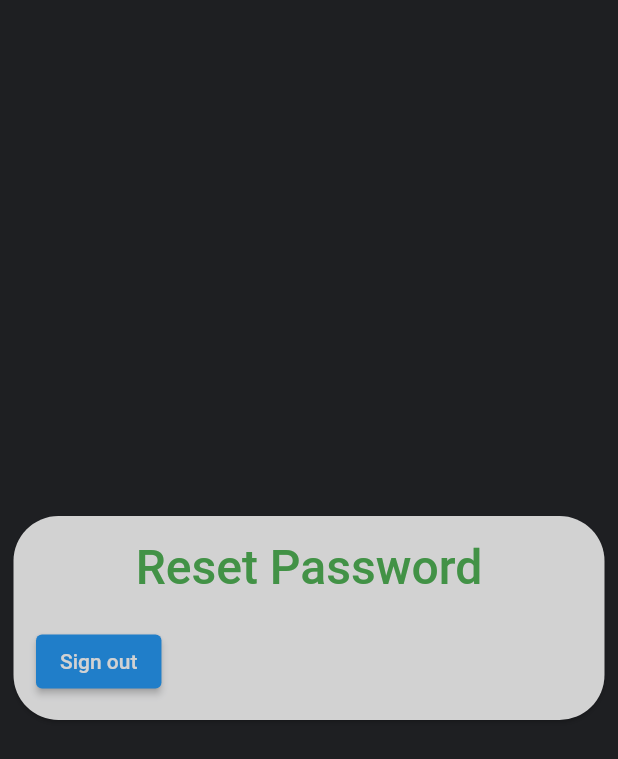
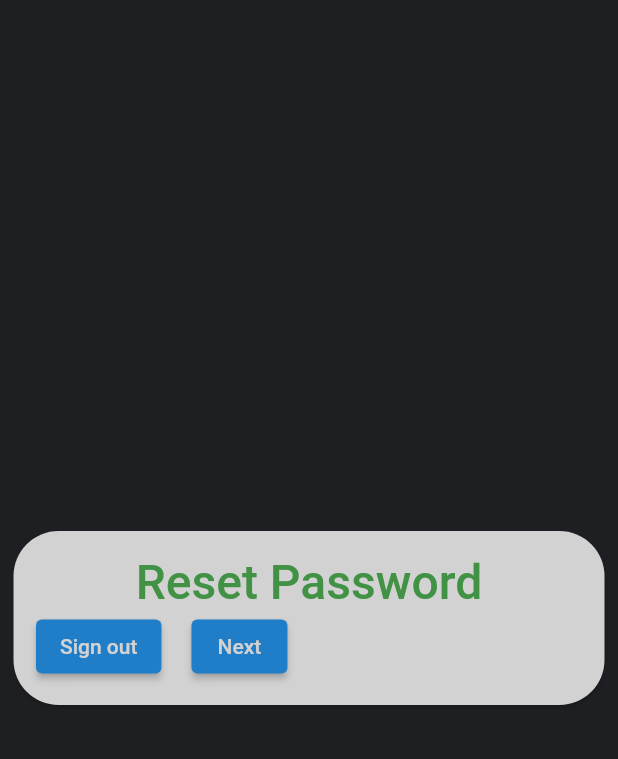
Before and after one commit to bawantha2001/Hiker, a Flutter app: the screen it shows once a user with an empty profile is signed in, on a phone screen of 412 x 824 dp. Shown: the top 759 px of the screen. Run offline on Flutter 3.47's test engine with Material 2 defaults, Android fonts, the light colour scheme and no system bars; our stand-ins replace firebase_auth, firebase_core, fluttertoast, google_sign_in; accounts and stored records are empty.

Commit message:
auto sign in

```diff
--- a/lib/features/App/login/Login.dart
+++ b/lib/features/App/login/Login.dart
@@ -25,8 +25,7 @@ class _Login extends State<Login> {
     super.initState();
 
     firebaseAuth.authStateChanges().listen((User? user) {
-      if (user == null) {
-      } else {
+      if (user != null) {
         Navigator.push(
             context, MaterialPageRoute(builder: (context) => const home()));
       }
--- a/lib/features/App/login/home.dart
+++ b/lib/features/App/login/home.dart
@@ -79,6 +79,8 @@ class _State extends State<home> {
             ),
           ),
         ),
+        Row(
+          children: [
             const SizedBox(height: 20,),
             ElevatedButton(onPressed: (){
               setState(() {
@@ -90,10 +92,22 @@ class _State extends State<home> {
                   children: [
                     Text("Sign out....    "),
                     CircularProgressIndicator(color: Colors.white,),
+
                   ],
                 ):const Text("Sign out")),
+
+            const SizedBox(width: 20,),
+            ElevatedButton(onPressed: () {
+              Navigator.push(
+                  context, MaterialPageRoute(builder: (context) => const home()));
+            },
+            child:
+              Text("Next"),)
+    ],
+    )
     ],
     );
+    }
   }
 
   void signOut() async{
```
Lines whose indentation alone changed are shown as unchanged.
